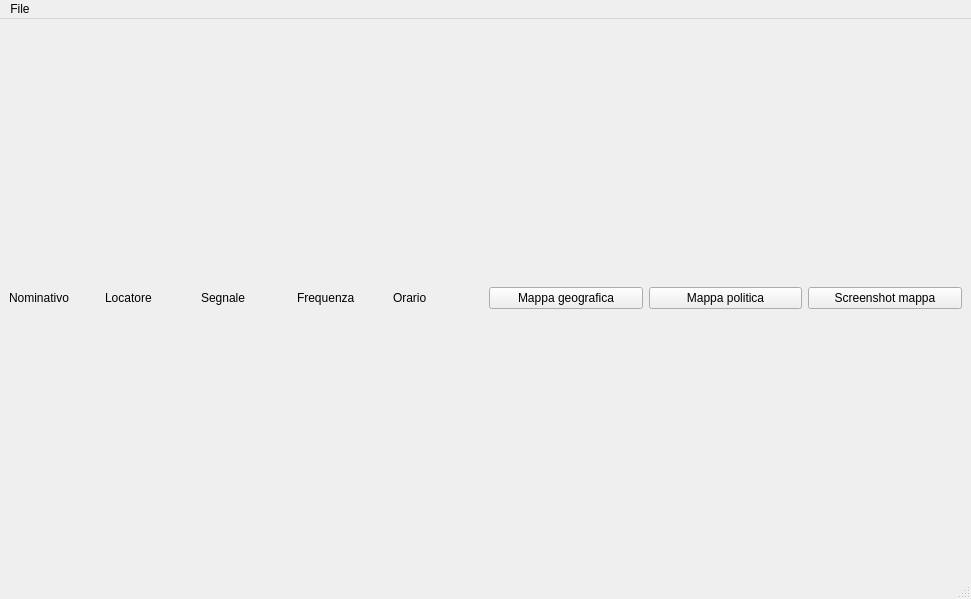
The window that mainwindow.ui (DoppiaZeta/RFLog) describes before a commit, drawn with Qt 5.
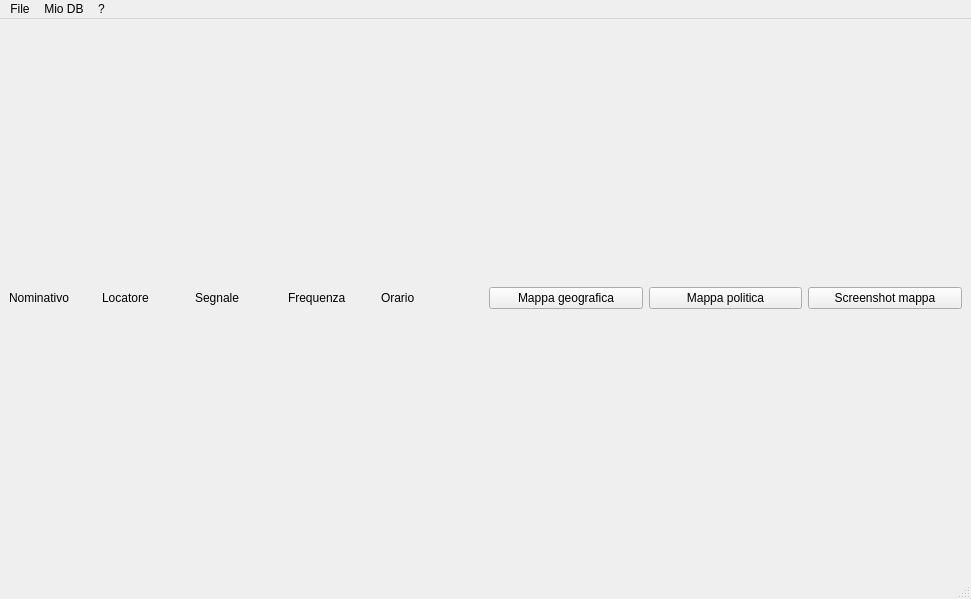
The same window after the commit.

The edit to the form file:
```diff
--- a/mainwindow.ui
+++ b/mainwindow.ui
@@ -16,49 +16,66 @@
   <widget class="QWidget" name="centralwidget">
    <layout class="QGridLayout" name="gridLayout_2">
     <item row="1" column="0">
-     <layout class="QHBoxLayout" name="horizontalLayout">
+     <layout class="QVBoxLayout" name="grigliaSinistra">
+      <property name="spacing">
+       <number>0</number>
+      </property>
       <item>
-       <layout class="QVBoxLayout" name="grigliaVerticale">
-        <item>
+       <widget class="QWidget" name="widget" native="true">
+        <layout class="QGridLayout" name="gridLayout">
+         <property name="leftMargin">
+          <number>0</number>
+         </property>
+         <property name="topMargin">
+          <number>0</number>
+         </property>
+         <property name="bottomMargin">
+          <number>0</number>
+         </property>
+         <item row="0" column="0">
          <layout class="QGridLayout" name="grigliaInput">
-          <item row="0" column="1">
-           <widget class="QLabel" name="label">
+           <property name="spacing">
+            <number>0</number>
+           </property>
+           <item row="1" column="2">
+            <widget class="QLabel" name="label_2">
             <property name="text">
-             <string>Nominativo</string>
+              <string>Locatore</string>
             </property>
            </widget>
           </item>
-          <item row="0" column="3">
+           <item row="1" column="3">
            <widget class="QLabel" name="label_3">
             <property name="text">
              <string>Segnale</string>
             </property>
            </widget>
           </item>
-          <item row="0" column="5">
+           <item row="1" column="5">
            <widget class="QLabel" name="label_4">
             <property name="text">
              <string>Orario</string>
             </property>
            </widget>
           </item>
-          <item row="0" column="4">
+           <item row="1" column="4">
            <widget class="QLabel" name="label_5">
             <property name="text">
              <string>Frequenza</string>
             </property>
            </widget>
           </item>
-          <item row="0" column="2">
-           <widget class="QLabel" name="label_2">
+           <item row="1" column="1">
+            <widget class="QLabel" name="label">
             <property name="text">
-             <string>Locatore</string>
+              <string>Nominativo</string>
             </property>
            </widget>
           </item>
          </layout>
         </item>
        </layout>
+       </widget>
       </item>
      </layout>
     </item>
@@ -110,7 +127,22 @@
     <addaction name="menuLocatoriPreferiti"/>
     <addaction name="menuApriAdif"/>
    </widget>
+   <widget class="QMenu" name="menuMioDB">
+    <property name="title">
+     <string>Mio DB</string>
+    </property>
+    <addaction name="menuLocatoriPreferiti"/>
+    <addaction name="menuMieRadio"/>
+   </widget>
+   <widget class="QMenu" name="menu">
+    <property name="title">
+     <string>?</string>
+    </property>
+    <addaction name="menuInformazioniSu"/>
+   </widget>
    <addaction name="menuFile"/>
+   <addaction name="menuMioDB"/>
+   <addaction name="menu"/>
   </widget>
   <widget class="QStatusBar" name="statusbar"/>
   <action name="menuApriAdif">
```
Left out of the diff: 13 changed lines with no effect on the pictures. Lines whose indentation alone changed are shown as unchanged.
